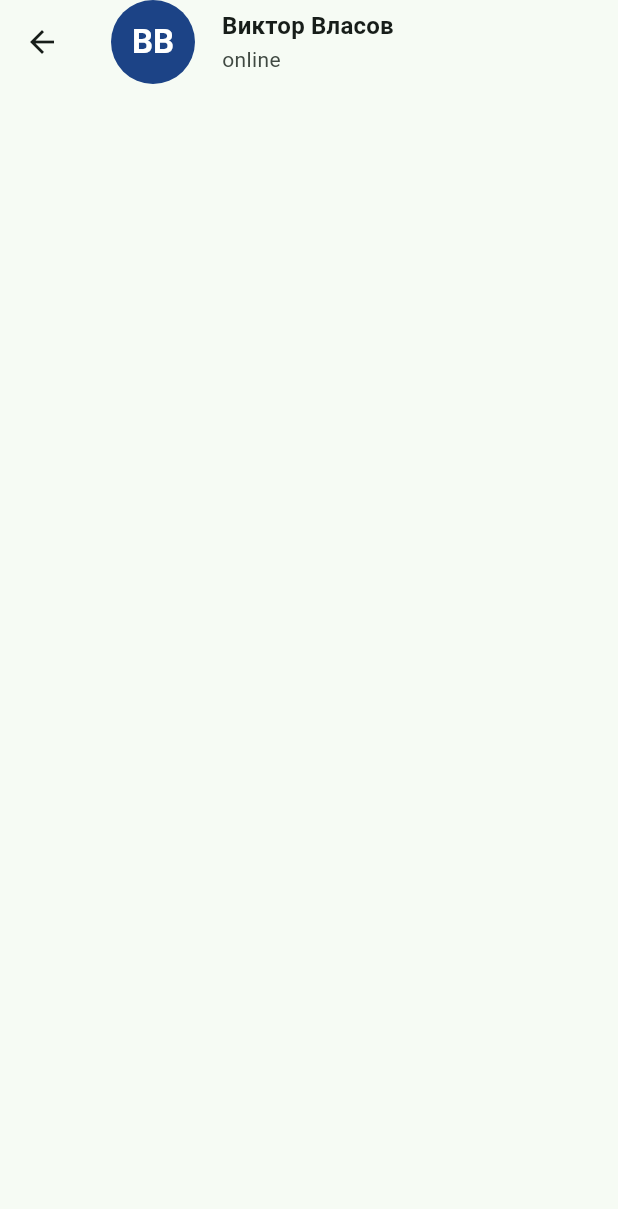
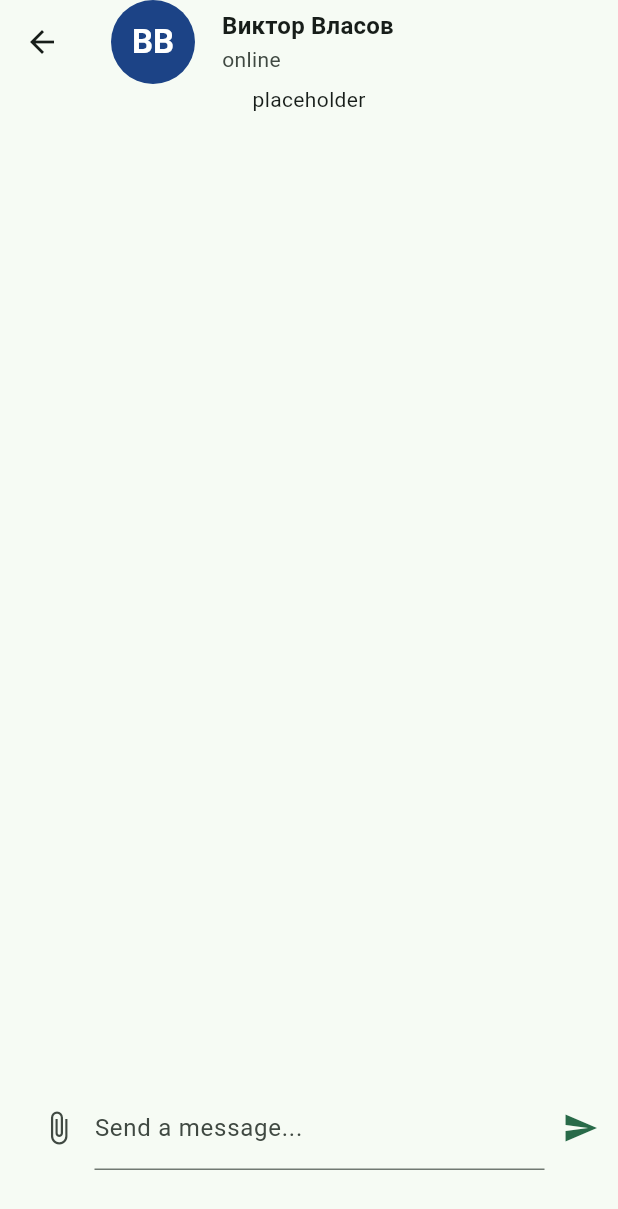
Before and after one commit to IsroilovA/messenger_test_task, a Flutter app: the screen it shows after launch, after a tap on an icon or button, on a phone screen of 412 x 824 dp. Shown: the top 1209 px of the screen. Run offline on Flutter 3.47's test engine with Material 3 defaults, Android fonts, the phone set to English and light mode, and no system bars; our stand-ins replace bloc, equatable, flutter_bloc, get_it.

Commit message:
initial messages set up

```diff
--- a/lib/chat_screen/chat_screen.dart
+++ b/lib/chat_screen/chat_screen.dart
@@ -2,6 +2,7 @@ import 'dart:io';
 import 'dart:math';
 
 import 'package:flutter/material.dart';
+import 'package:messenger_test_task/chat_screen/widgets/new_nessages.dart';
 import 'package:messenger_test_task/data/models/user.dart';
 
 class ChatScreen extends StatelessWidget {
@@ -35,7 +36,17 @@ class ChatScreen extends StatelessWidget {
                 fontWeight: FontWeight.w600),
           ),
           subtitle: Text(user.isOnline ? 'online' : 'offline'),
-          //check if there is any message
+        ),
+      ),
+      body: const Padding(
+        padding: EdgeInsets.only(bottom: 30),
+        child: Column(
+          children: [
+            Expanded(
+              child: Text("placeholder"),
+            ),
+            NewMessages(),
+          ],
         ),
       ),
     );
--- /dev/null
+++ b/lib/chat_screen/widgets/new_nessages.dart
@@ -0,0 +1,46 @@
+import 'package:flutter/material.dart';
+
+class NewMessages extends StatefulWidget {
+  const NewMessages({super.key});
+
+  @override
+  State<NewMessages> createState() => _NewMessagesState();
+}
+
+class _NewMessagesState extends State<NewMessages> {
+  final _messageController = TextEditingController();
+
+  @override
+  void dispose() {
+    _messageController.dispose();
+    super.dispose();
+  }
+
+  void _submitMessage() {}
+
+  @override
+  Widget build(BuildContext context) {
+    return Padding(
+      padding: const EdgeInsets.only(left: 15, right: 1, bottom: 14),
+      child: Row(
+        children: [
+          IconButton(onPressed: () {}, icon: const Icon(Icons.attach_file)),
+          Expanded(
+            child: TextField(
+              controller: _messageController,
+              textCapitalization: TextCapitalization.sentences,
+              autocorrect: true,
+              enableSuggestions: true,
+              decoration:
+                  const InputDecoration(label: Text('Send a message...')),
+            ),
+          ),
+          IconButton(
+              color: Theme.of(context).colorScheme.primary,
+              onPressed: _submitMessage,
+              icon: const Icon(Icons.send))
+        ],
+      ),
+    );
+  }
+}
--- a/lib/home_screen/home_screen.dart
+++ b/lib/home_screen/home_screen.dart
@@ -27,7 +27,6 @@ class HomeScreen extends StatelessWidget {
       body: Padding(
         padding: const EdgeInsets.all(15.0),
         child: Column(
-          mainAxisSize: MainAxisSize.min,
           children: [
             Platform.isIOS
                 ? CupertinoSearchTextField(
@@ -40,6 +39,9 @@ class HomeScreen extends StatelessWidget {
                     leading: const Icon(Icons.search),
                     onChanged: (value) {},
                   ),
+            const SizedBox(
+              height: 20,
+            ),
             BlocProvider(
               create: (context) => HomeCubit(
                 messengerRepository: locator<MessengerRepository>(),
```
Also changed, not shown: lib/chat_screen/widgets/message_buble.dart (added, +89 -0 lines), lib/chat_screen/widgets/chat_messages.dart (added).
